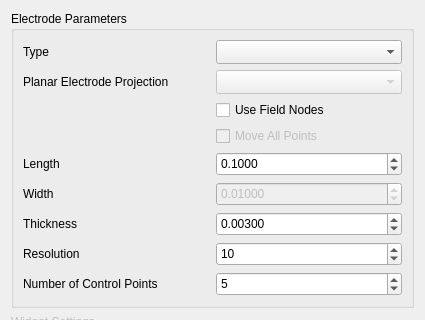
Old version of the form src/Interface/Modules/Fields/GenerateElectrode.ui in the repository SCIInstitute/SCIRun; both pictures show x 0 to 425 and y 0 to 320 of the 425 by 570 pixel window.
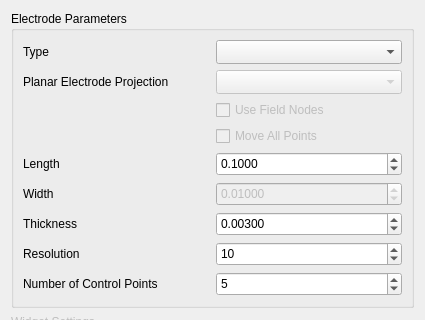
New version of the form.

Commit message: copy ui to old module

```diff
--- a/src/Interface/Modules/Fields/GenerateElectrode.ui
+++ b/src/Interface/Modules/Fields/GenerateElectrode.ui
@@ -150,6 +150,9 @@
       </item>
       <item row="2" column="1">
        <widget class="QCheckBox" name="UseFieldNodesCheckBox_">
+        <property name="enabled">
+         <bool>false</bool>
+        </property>
         <property name="minimumSize">
          <size>
           <width>0</width>
@@ -385,7 +388,7 @@
     </widget>
    </item>
    <item>
-    <widget class="QGroupBox" name="">
+    <widget class="QGroupBox" name="groupBox">
      <property name="enabled">
       <bool>false</bool>
      </property>
```
Left out of the diff: 4 changed lines with no effect on the pictures. The commit also changes 2 other files.
